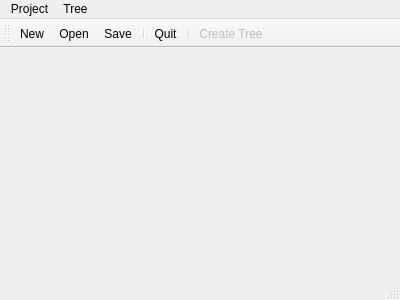
Old version of the form mainwindow.ui in the repository mspr/Lucy.
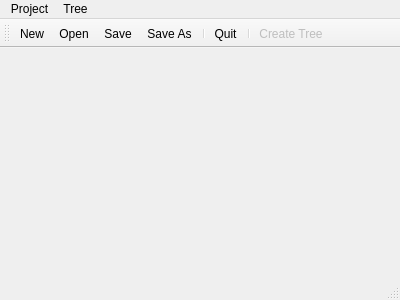
New version of the form. Icons and pictures are not drawn.

Commit message: Begin to add save as action, add dirty status for domain object to flag after the project as modified.

What changed in the file:
```diff
--- a/mainwindow.ui
+++ b/mainwindow.ui
@@ -50,6 +50,7 @@
    <addaction name="actionNew"/>
    <addaction name="actionOpen"/>
    <addaction name="actionSave"/>
+   <addaction name="actionSaveAs"/>
    <addaction name="separator"/>
    <addaction name="actionQuit"/>
    <addaction name="separator"/>
@@ -119,6 +120,15 @@
     <string>Ctrl+T</string>
    </property>
   </action>
+  <action name="actionSaveAs">
+   <property name="icon">
+    <iconset resource="resources.qrc">
+     <normaloff>:/images/saveAs.png</normaloff>:/images/saveAs.png</iconset>
+   </property>
+   <property name="text">
+    <string>Save As</string>
+   </property>
+  </action>
  </widget>
  <layoutdefault spacing="6" margin="11"/>
  <resources>
```
Left out of the diff: 20 changed lines with no effect on the pictures. The commit also changes 19 other files.
